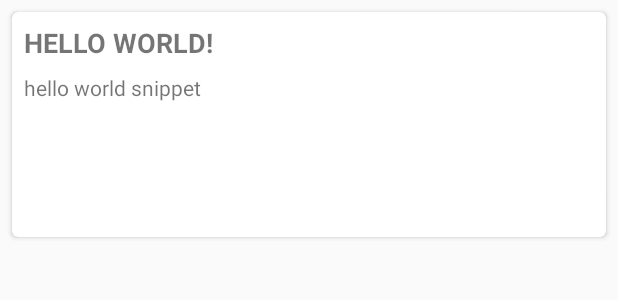
After one commit to pablodeafsapps/town-codex, an Android app: the layout card_view_custom_layout.xml on its own in the app's theme, with its tools: preview values and no code run, on a phone screen of 412 x 824 dp. The commit adds this screen. Shown: the top 300 px of the screen. Run offline under Robolectric (Android 15) with nearby library versions, the phone set to English and light mode, and no system bars.

Commit message:
Add Main module View, layout and data adapter

```diff
--- a/app/src/main/AndroidManifest.xml
+++ b/app/src/main/AndroidManifest.xml
@@ -3,13 +3,14 @@
     package="com.altran.towncodex">
 
     <application
+        android:name=".BaseApplication"
         android:allowBackup="true"
         android:icon="@mipmap/ic_launcher"
         android:label="@string/app_name"
         android:roundIcon="@mipmap/ic_launcher_round"
         android:supportsRtl="true"
         android:theme="@style/AppTheme">
-        <activity android:name=".MainActivity">
+        <activity android:name=".main.MainActivity">
             <intent-filter>
                 <action android:name="android.intent.action.MAIN" />
 
--- /dev/null
+++ b/app/src/main/res/layout/card_view_custom_layout.xml
@@ -0,0 +1,45 @@
+<?xml version="1.0" encoding="utf-8"?>
+<android.support.v7.widget.CardView
+    xmlns:android="http://schemas.android.com/apk/res/android"
+    xmlns:app="http://schemas.android.com/apk/res-auto"
+    xmlns:tools="http://schemas.android.com/tools"
+    android:layout_width="match_parent"
+    android:layout_height="@dimen/card_view_default_height"
+    android:layout_margin="@dimen/standard_margin"
+    app:cardCornerRadius="@dimen/card_view_corners">
+
+    <android.support.constraint.ConstraintLayout
+        android:layout_width="match_parent"
+        android:layout_height="wrap_content">
+
+        <TextView
+            android:id="@+id/tv_id_card_view_custom_layout"
+            android:layout_width="@dimen/dimen_fully_stretchable"
+            android:layout_height="wrap_content"
+            android:layout_marginBottom="@dimen/standard_margin"
+            android:layout_marginEnd="@dimen/standard_margin"
+            android:layout_marginStart="@dimen/standard_margin"
+            android:layout_marginTop="@dimen/standard_margin"
+            android:textAllCaps="true"
+            android:textSize="@dimen/text_large"
+            android:textStyle="bold"
+            app:layout_constraintEnd_toEndOf="parent"
+            app:layout_constraintStart_toStartOf="parent"
+            app:layout_constraintTop_toTopOf="parent"
+            tools:text="Hello World!" />
+
+        <TextView
+            android:id="@+id/tv_name_card_view_custom_layout"
+            android:layout_width="@dimen/dimen_fully_stretchable"
+            android:layout_height="wrap_content"
+            android:layout_marginBottom="@dimen/standard_margin"
+            android:layout_marginEnd="@dimen/standard_margin"
+            android:layout_marginStart="@dimen/standard_margin"
+            android:layout_marginTop="@dimen/standard_margin"
+            app:layout_constraintBottom_toBottomOf="parent"
+            app:layout_constraintEnd_toEndOf="parent"
+            app:layout_constraintStart_toStartOf="parent"
+            app:layout_constraintTop_toBottomOf="@id/tv_id_card_view_custom_layout"
+            tools:text="hello world snippet" />
+    </android.support.constraint.ConstraintLayout>
+</android.support.v7.widget.CardView>
--- /dev/null
+++ b/app/src/main/res/values/dimens.xml
@@ -0,0 +1,15 @@
+<?xml version="1.0" encoding="utf-8"?>
+<resources>
+    <dimen name="dimen_fully_stretchable">0dp</dimen>
+    <dimen name="base_dimen_4">4dp</dimen>
+    <dimen name="base_dimen_8">8dp</dimen>
+    <dimen name="base_dimen_150">150dp</dimen>
+    <dimen name="base_dimen_200">200dp</dimen>
+    <dimen name="base_dimen_text_18">18sp</dimen>
+
+    <dimen name="card_view_corners">@dimen/base_dimen_4</dimen>
+    <dimen name="standard_margin">@dimen/base_dimen_8</dimen>
+    <dimen name="bigger_margin">16dp</dimen>
+    <dimen name="card_view_default_height">@dimen/base_dimen_150</dimen>
+    <dimen name="text_large">@dimen/base_dimen_text_18</dimen>
+</resources>
--- a/app/src/main/res/values/styles.xml
+++ b/app/src/main/res/values/styles.xml
@@ -1,7 +1,7 @@
 <resources>
 
     <!-- Base application theme. -->
-    <style name="AppTheme" parent="Theme.AppCompat.Light.DarkActionBar">
+    <style name="AppTheme" parent="Theme.AppCompat.Light.NoActionBar">
         <!-- Customize your theme here. -->
         <item name="colorPrimary">@color/colorPrimary</item>
         <item name="colorPrimaryDark">@color/colorPrimaryDark</item>
```
Also changed, not shown: app/build.gradle (+7 -3 lines), app/src/main/kotlin/com/altran/towncodex/BaseActivity.kt (added, +24 -0 lines), app/src/main/kotlin/com/altran/towncodex/BaseApplication.kt (added, +45 -0 lines), app/src/main/kotlin/com/altran/towncodex/MainActivity.kt (deleted, +0 -12 lines), app/src/main/kotlin/com/altran/towncodex/main/InhabitantsListAdapter.kt (added, +42 -0 lines), app/src/main/kotlin/com/altran/towncodex/main/MainActivity.kt (added, +28 -0 lines), app/src/main/kotlin/com/altran/towncodex/main/MainContract.kt (added, +29 -0 lines), app/src/main/kotlin/com/altran/towncodex/model/Inhabitant.kt (added, +39 -0 lines), app/src/main/res/layout/activity_main.xml (+24 -6 lines), app/src/main/res/layout/toolbar_view_custom_layout.xml (added, +30 -0 lines).
